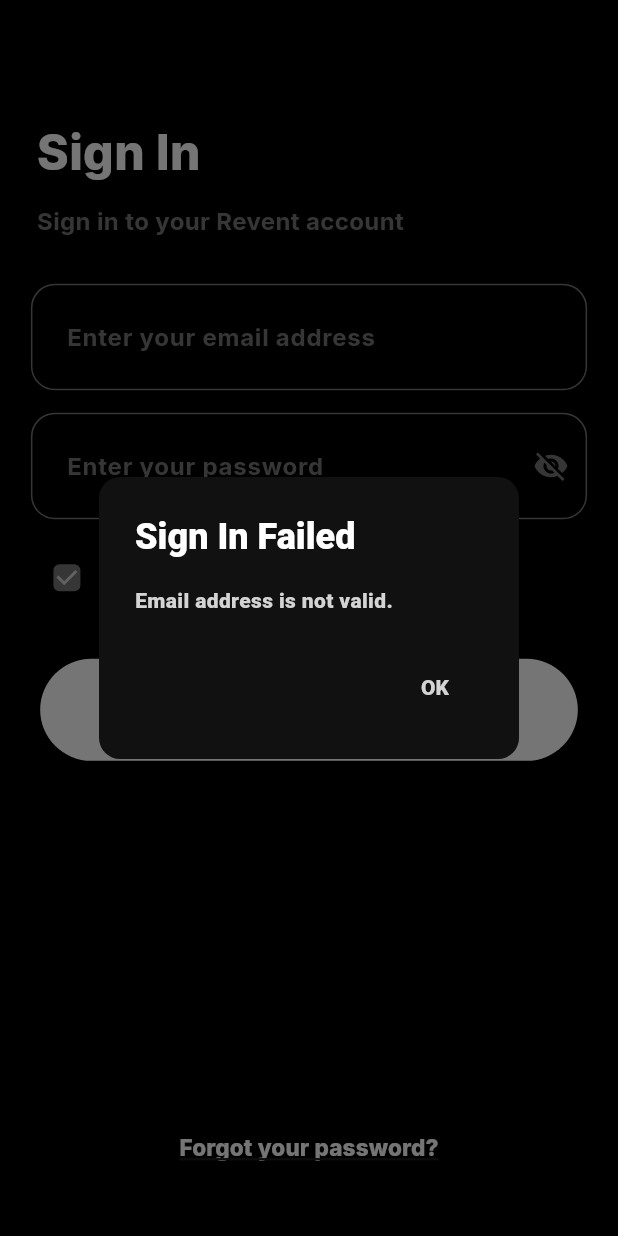
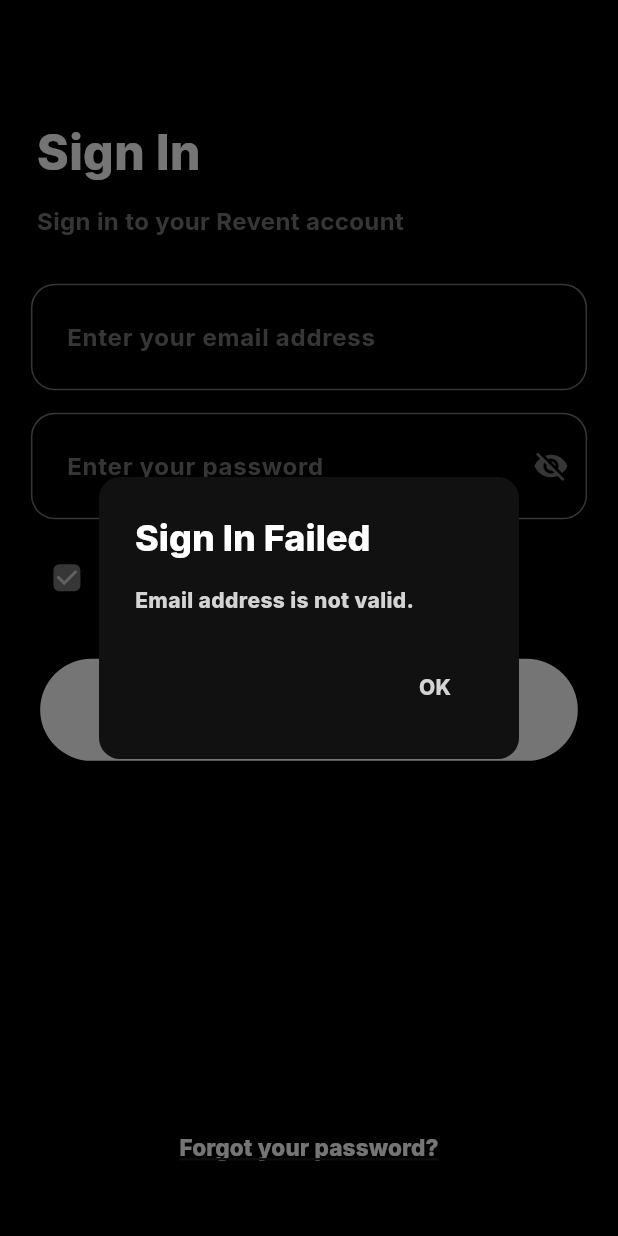
Before and after one commit to Tho100/revent, a Flutter app: the SignInPage screen opened directly, after a tap on "Sign In", on a phone screen of 412 x 824 dp. Run offline on Flutter 3.47's test engine with Material 3 defaults, Android fonts, the phone set to English and light mode, and no system bars; our stand-ins replace flutter_dotenv, get_it, google_fonts; missing offline and left inert: encrypt, mysql_client.

Commit message:
Updated UI dialog text font

```diff
--- a/lib/ui_dialog/alert_dialog.dart
+++ b/lib/ui_dialog/alert_dialog.dart
@@ -42,14 +42,14 @@ class CustomAlertDialog {
         return AlertDialogWidget(
           title: Text(
             title,
-            style: const TextStyle(
+            style: GoogleFonts.inter(
               color: ThemeColor.white,
               fontWeight: FontWeight.w800
             )
           ),
           content: Text(
             messages,
-            style: const TextStyle(
+            style: GoogleFonts.inter(
               color: ThemeColor.secondaryWhite,
               fontWeight: FontWeight.w800,
             )
@@ -57,9 +57,9 @@ class CustomAlertDialog {
           actions: <Widget>[
             TextButton(
               onPressed: () => Navigator.pop(context),
-              child: const Text(
+              child: Text(
                 'OK',
-                style: TextStyle(
+                style: GoogleFonts.inter(
                   color: ThemeColor.secondaryWhite,
                   fontWeight: FontWeight.w800,
                 )
--- a/lib/ui_dialog/loading/single_text_loading.dart
+++ b/lib/ui_dialog/loading/single_text_loading.dart
@@ -1,4 +1,5 @@
 import 'package:flutter/material.dart';
+import 'package:google_fonts/google_fonts.dart';
 import 'package:revent/themes/theme_color.dart';
 
 class SingleTextLoading {
@@ -44,12 +45,12 @@ class SingleTextLoading {
           const SizedBox(width: 25),
 
           Text(title,
-            style: const TextStyle(
+            style: GoogleFonts.inter(
               color: ThemeColor.secondaryWhite,
               fontSize: 18,
-              overflow: TextOverflow.ellipsis,
               fontWeight: FontWeight.w800,
             ),
+            overflow: TextOverflow.ellipsis,
             textAlign: TextAlign.center,
           ),
 
```
